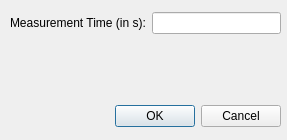
Old version of the form src/cascade/servercfg.ui in the repository mlz-ictrl/nicos.
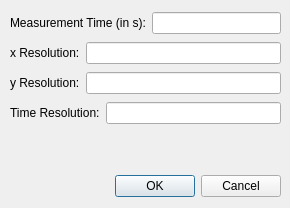
New version of the form.

Commit message: added x, y and time resolution to configure dialog

Diff of the .ui file:
```diff
--- a/src/cascade/servercfg.ui
+++ b/src/cascade/servercfg.ui
@@ -6,8 +6,8 @@
    <rect>
     <x>0</x>
     <y>0</y>
-    <width>287</width>
-    <height>140</height>
+    <width>290</width>
+    <height>208</height>
    </rect>
   </property>
   <property name="windowTitle">
@@ -17,7 +17,7 @@
    <property name="geometry">
     <rect>
      <x>80</x>
-     <y>100</y>
+     <y>170</y>
      <width>201</width>
      <height>32</height>
     </rect>
@@ -29,7 +29,7 @@
     <set>QDialogButtonBox::Cancel|QDialogButtonBox::Ok</set>
    </property>
   </widget>
-  <widget class="QWidget" name="">
+  <widget class="QWidget" name="layoutWidget">
    <property name="geometry">
     <rect>
      <x>10</x>
@@ -51,6 +51,72 @@
     </item>
    </layout>
   </widget>
+  <widget class="QWidget" name="layoutWidget_2">
+   <property name="geometry">
+    <rect>
+     <x>10</x>
+     <y>40</y>
+     <width>271</width>
+     <height>26</height>
+    </rect>
+   </property>
+   <layout class="QHBoxLayout" name="horizontalLayout_2">
+    <item>
+     <widget class="QLabel" name="label_2">
+      <property name="text">
+       <string>x Resolution:</string>
+      </property>
+     </widget>
+    </item>
+    <item>
+     <widget class="QLineEdit" name="editxres"/>
+    </item>
+   </layout>
+  </widget>
+  <widget class="QWidget" name="layoutWidget_3">
+   <property name="geometry">
+    <rect>
+     <x>10</x>
+     <y>70</y>
+     <width>271</width>
+     <height>26</height>
+    </rect>
+   </property>
+   <layout class="QHBoxLayout" name="horizontalLayout_3">
+    <item>
+     <widget class="QLabel" name="label_3">
+      <property name="text">
+       <string>y Resolution:</string>
+      </property>
+     </widget>
+    </item>
+    <item>
+     <widget class="QLineEdit" name="edityres"/>
+    </item>
+   </layout>
+  </widget>
+  <widget class="QWidget" name="layoutWidget_4">
+   <property name="geometry">
+    <rect>
+     <x>10</x>
+     <y>100</y>
+     <width>271</width>
+     <height>26</height>
+    </rect>
+   </property>
+   <layout class="QHBoxLayout" name="horizontalLayout_4">
+    <item>
+     <widget class="QLabel" name="label_4">
+      <property name="text">
+       <string>Time Resolution:</string>
+      </property>
+     </widget>
+    </item>
+    <item>
+     <widget class="QLineEdit" name="edittres"/>
+    </item>
+   </layout>
+  </widget>
  </widget>
  <resources/>
  <connections>
```
The commit also changes 6 other files.
